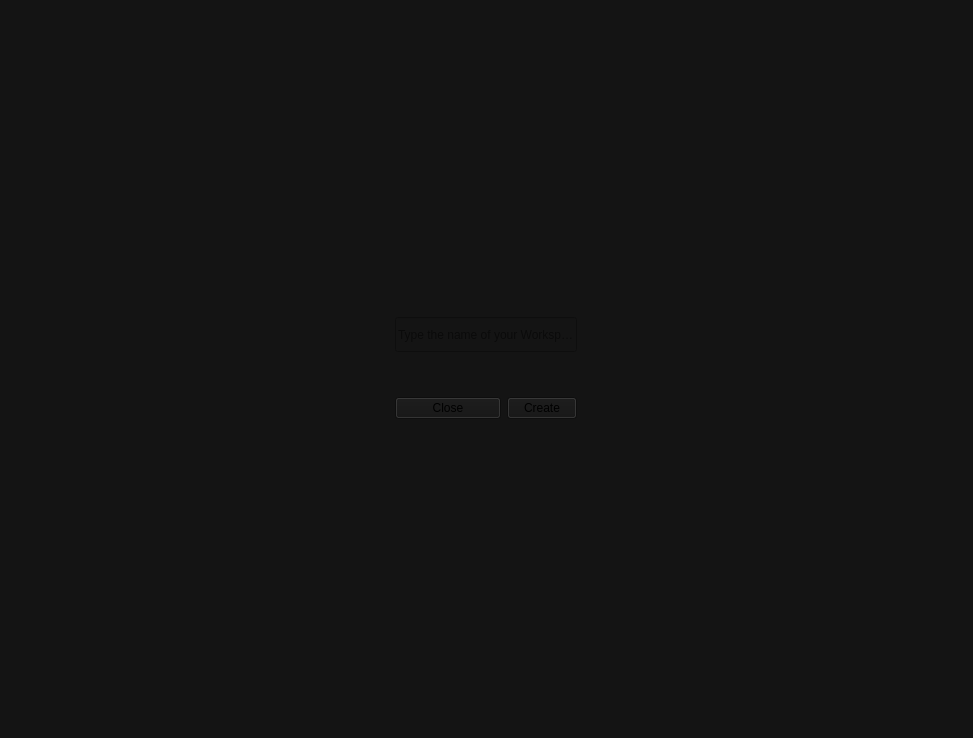
Before: the Qt Designer form src/ui/workspace_landing_page.ui in ligerr13/PE_Spectroradiometer, drawn with Qt 5.
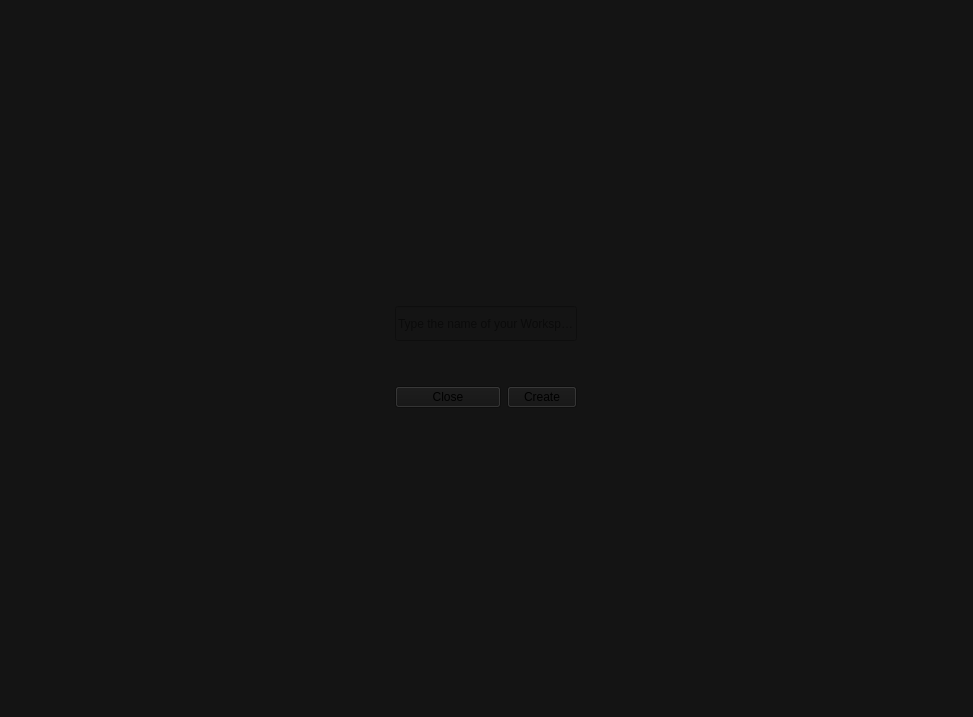
After: the same form once the commit is applied.

```diff
--- a/src/ui/workspace_landing_page.ui
+++ b/src/ui/workspace_landing_page.ui
@@ -7,7 +7,7 @@
     <x>0</x>
     <y>0</y>
     <width>973</width>
-    <height>738</height>
+    <height>717</height>
    </rect>
   </property>
   <property name="sizePolicy">
```
